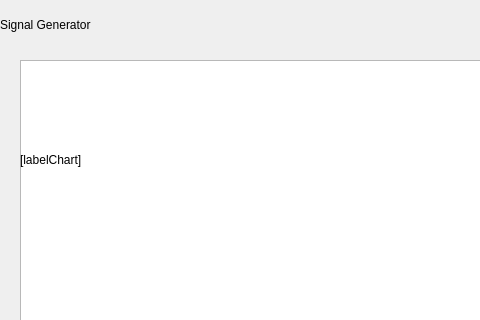
Above: forms/application.ui from Aquaver/signal-generator before the change; both pictures show x 0 to 480 and y 0 to 320 of the 1280 by 720 pixel window. Below: the same form after it.
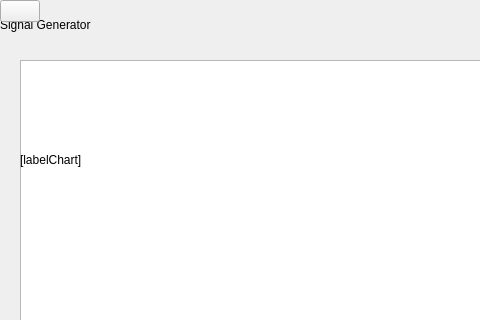
That is the form after the change.

Commit message: Added rename menu button widget element in application UI file

The edit to the form file:
```diff
--- a/forms/application.ui
+++ b/forms/application.ui
@@ -366,6 +366,9 @@
               <string>More Actions</string>
             </property>
           </widget>
+          
+          <widget class="QPushButton" name="buttonMenuRename">
+          </widget>
         </widget>
       </widget>
     </widget>
```
